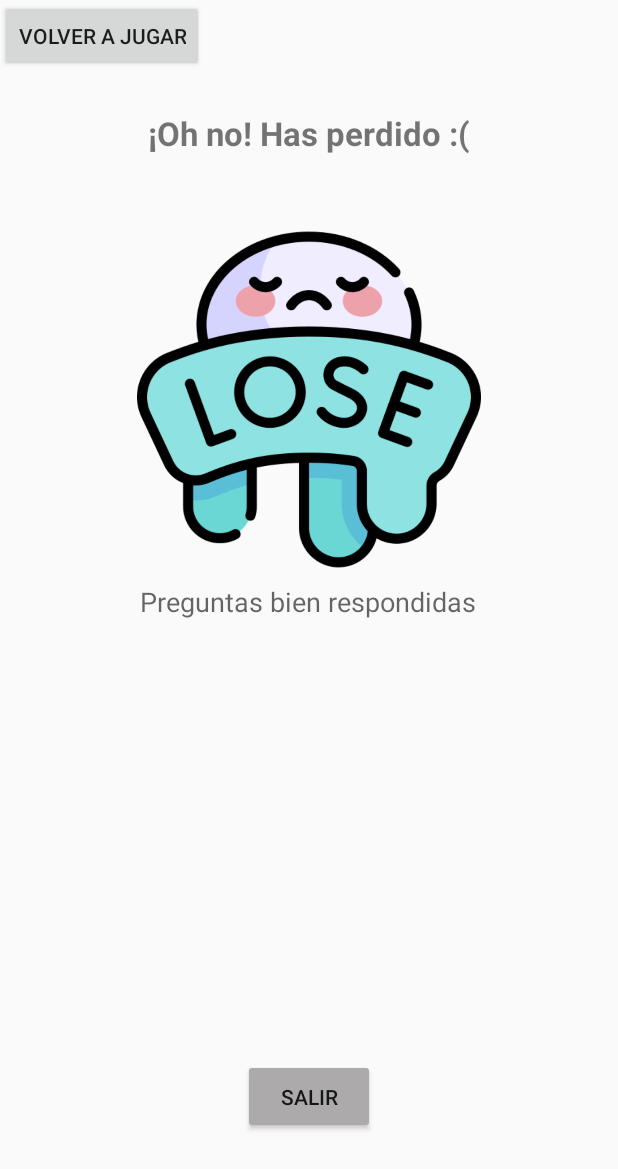
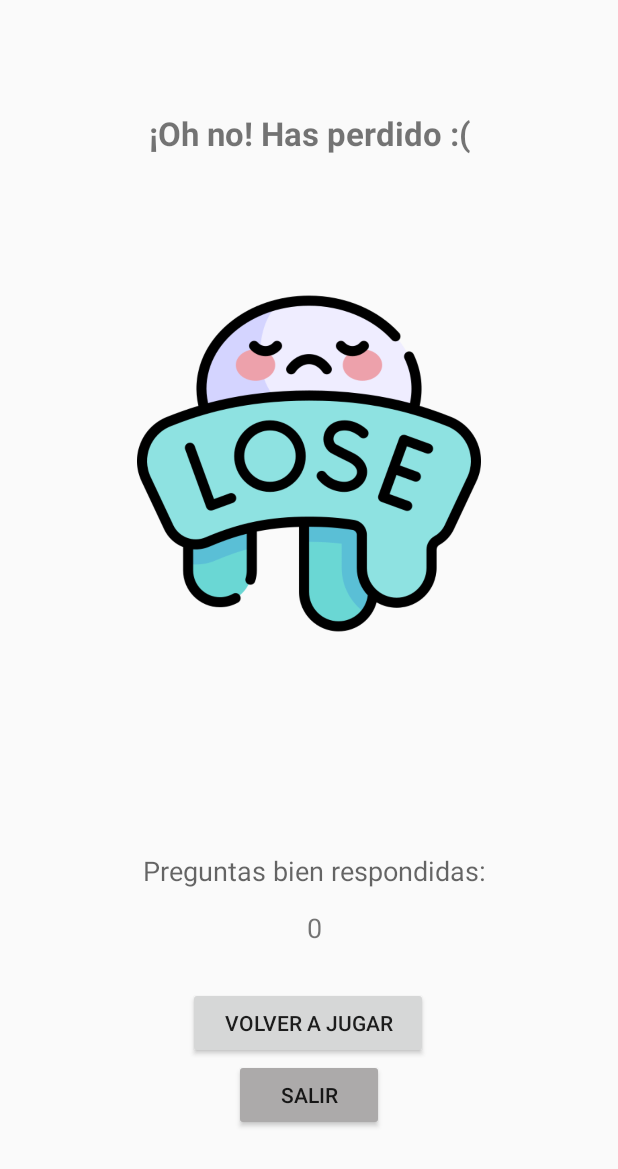
Before and after one commit to bryan-alexandxr/AMST_PrimeraEvaluacionPractica_Grupo-7_Lopez_Proano, an Android app: the Derrota screen opened directly, with no data from a screen before it, on a phone screen of 412 x 824 dp. Shown: the top 1169 px of the screen. Run offline under Robolectric (Android 15) with nearby library versions, the phone set to English and light mode, and no system bars; 1 statement that could not run was skipped.

Commit message:
últimos cambios.

```diff
--- a/app/src/main/java/com/xandermave/amst_primeraevaluacionpractica_grupo7_lopez_proano/Derrota.java
+++ b/app/src/main/java/com/xandermave/amst_primeraevaluacionpractica_grupo7_lopez_proano/Derrota.java
@@ -6,11 +6,13 @@ import android.support.v7.app.AppCompatActivity;
 import android.os.Bundle;
 import android.view.View;
 import android.widget.Button;
+import android.widget.EditText;
 import android.widget.TextView;
 
 
 public class Derrota extends AppCompatActivity {
     @SuppressLint("SetTextI18n")
+    TextView texto;
 
     @Override
     protected void onCreate(Bundle savedInstanceState) {
@@ -18,12 +20,16 @@ public class Derrota extends AppCompatActivity {
         setContentView(R.layout.activity_derrota);
         Button salir = (Button) findViewById(R.id.btnSalir);
         Button volver = (Button) findViewById(R.id.button);
-        TextView numero = (TextView) findViewById(R.id.Numero);
+        int cont = getIntent().getExtras().getInt("cont");
+
+        texto = this.findViewById(R.id.txtDerrota);
+
+            texto.setText(String.valueOf(cont));
+
         salir.setOnClickListener(new View.OnClickListener() {
             @Override
             public void onClick(View view) {
                 finish();
-                numero.setText("cont");
             }
         });
         Intent i = new Intent(this, MainActivity.class);
--- a/app/src/main/res/layout/activity_derrota.xml
+++ b/app/src/main/res/layout/activity_derrota.xml
@@ -6,39 +6,51 @@
     android:layout_height="match_parent"
     tools:context=".Derrota">
 
+    <TextView
+        android:id="@+id/txtDerrota"
+        android:layout_width="wrap_content"
+        android:layout_height="wrap_content"
+        android:layout_marginBottom="27dp"
+        android:gravity="center"
+        android:hint="@string/Bien"
+        android:textSize="18sp"
+        app:layout_constraintBottom_toTopOf="@+id/button"
+        app:layout_constraintStart_toStartOf="@+id/Numero"
+        app:layout_constraintTop_toBottomOf="@+id/Numero" />
+
     <Button
         android:id="@+id/btnSalir"
-        android:layout_width="wrap_content"
-        android:layout_height="50dp"
-        android:layout_marginBottom="68dp"
+        android:layout_width="100dp"
+        android:layout_height="48dp"
+        android:layout_marginBottom="70dp"
         android:backgroundTint="#ACAAAA"
         android:text="@string/Salir"
         app:layout_constraintBottom_toBottomOf="parent"
         app:layout_constraintEnd_toEndOf="parent"
-        app:layout_constraintStart_toStartOf="parent" />
+        app:layout_constraintStart_toStartOf="parent"
+        app:layout_constraintTop_toBottomOf="@+id/button" />
 
     <TextView
         android:id="@+id/textView6"
         android:layout_width="wrap_content"
         android:layout_height="wrap_content"
+        android:layout_marginStart="7dp"
         android:layout_marginTop="74dp"
-        android:layout_marginEnd="8dp"
-        android:layout_marginBottom="24dp"
         android:text="@string/Derrota"
         android:textAlignment="center"
         android:textSize="22sp"
         android:textStyle="bold"
         app:layout_constraintBottom_toTopOf="@+id/imageView2"
-        app:layout_constraintEnd_toEndOf="@+id/imageView2"
+        app:layout_constraintStart_toStartOf="@+id/imageView2"
         app:layout_constraintTop_toTopOf="parent" />
 
     <ImageView
         android:id="@+id/imageView2"
         android:layout_width="229dp"
-        android:layout_height="326dp"
-        android:layout_marginStart="46dp"
-        android:layout_marginEnd="46dp"
+        android:layout_height="0dp"
+        android:layout_marginBottom="53dp"
         android:contentDescription="TODO"
+        app:layout_constraintBottom_toTopOf="@+id/Numero"
         app:layout_constraintEnd_toEndOf="parent"
         app:layout_constraintStart_toStartOf="parent"
         app:layout_constraintTop_toBottomOf="@+id/textView6"
@@ -48,22 +60,23 @@
         android:id="@+id/Numero"
         android:layout_width="wrap_content"
         android:layout_height="wrap_content"
-        android:layout_marginTop="44dp"
+        android:layout_marginStart="4dp"
+        android:layout_marginBottom="13dp"
         android:hint="@string/Bien"
         android:textSize="18sp"
-        app:layout_constraintBottom_toTopOf="@+id/button"
+        app:layout_constraintBottom_toTopOf="@+id/txtDerrota"
+        app:layout_constraintStart_toStartOf="@+id/imageView2"
+        app:layout_constraintTop_toBottomOf="@+id/imageView2" />
+
+    <Button
+        android:id="@+id/button"
+        android:layout_width="160dp"
+        android:layout_height="wrap_content"
+        android:text="@string/Volver"
+        app:layout_constraintBottom_toTopOf="@+id/btnSalir"
         app:layout_constraintEnd_toEndOf="parent"
         app:layout_constraintHorizontal_bias="0.498"
         app:layout_constraintStart_toStartOf="parent"
-        app:layout_constraintTop_toBottomOf="@+id/imageView2"
-        app:layout_constraintVertical_bias="0.17" />
-
-    <Button
-        android:id="@+id/button"
-        android:layout_width="wrap_content"
-        android:layout_height="wrap_content"
-        android:text="@string/Volver"
-        tools:layout_editor_absoluteX="137dp"
-        tools:layout_editor_absoluteY="549dp" />
+        app:layout_constraintTop_toBottomOf="@+id/txtDerrota" />
 
 </android.support.constraint.ConstraintLayout>
--- a/app/src/main/res/layout/activity_pregunta4.xml
+++ b/app/src/main/res/layout/activity_pregunta4.xml
@@ -37,7 +37,7 @@
             android:layout_width="295dp"
             android:layout_height="50dp"
             android:layout_gravity="center"
-            android:onClick="correcto"
+            android:onClick="derrota"
             android:text="@string/pregunta4_op1"
             android:textAlignment="center" />
 
@@ -54,7 +54,7 @@
             android:layout_width="295dp"
             android:layout_height="50dp"
             android:layout_gravity="center"
-            android:onClick="derrota"
+            android:onClick="correcto"
             android:text="@string/pregunta4_op3" />
 
         <Button
--- a/app/src/main/res/values/strings.xml
+++ b/app/src/main/res/values/strings.xml
@@ -12,7 +12,7 @@
     <string name="pregunta5_op3">Spiderman</string>
     <string name="pregunta5_op4">Iron Man</string>
 
-    <string name="pregunta6">¿A qué pelócula pertence la frase "La vida es como una caja de bombones, nunca sabes lo que te va a tocar"?</string>
+    <string name="pregunta6">¿A qué película pertence la frase "La vida es como una caja de bombones, nunca sabes lo que te va a tocar"?</string>
     <string name="pregunta6_op1">Forest Gump</string>
     <string name="pregunta6_op2">Titanic</string>
     <string name="pregunta6_op3">Hasta el último hombre</string>
@@ -20,6 +20,6 @@
 
     <string name="Salir">Salir</string>
     <string name="Derrota">¡Oh no! Has perdido :(</string>
-    <string name="Bien">Preguntas bien respondidas</string>
+    <string name="Bien">Preguntas bien respondidas:</string>
     <string name="Volver">Volver a Jugar</string>
 </resources>
```
Also changed, not shown: app/src/main/java/com/xandermave/amst_primeraevaluacionpractica_grupo7_lopez_proano/MainActivity.java (+26 -2 lines), app/src/main/java/com/xandermave/amst_primeraevaluacionpractica_grupo7_lopez_proano/Pregunta1.java (+9 -0 lines), app/src/main/java/com/xandermave/amst_primeraevaluacionpractica_grupo7_lopez_proano/Pregunta2.java (+9 -0 lines), app/src/main/java/com/xandermave/amst_primeraevaluacionpractica_grupo7_lopez_proano/Pregunta3.java (+9 -0 lines).
